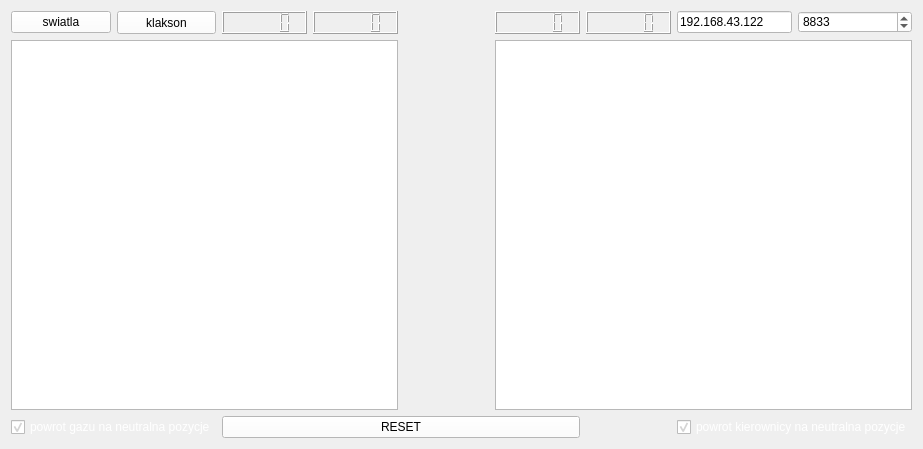
First picture: the form in pilot/pilotwindow.ui, repository cyniu88/QT_kurs, before the edit.
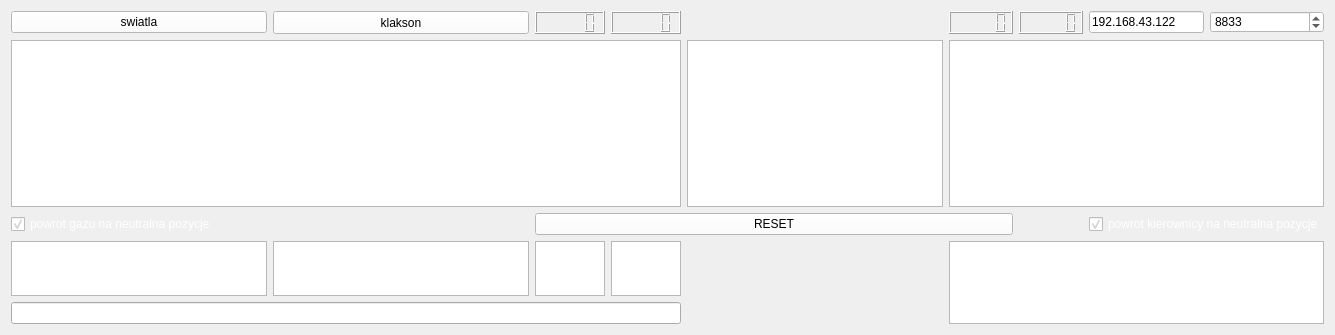
Second picture: the form after the edit. Icons and pictures are not drawn.

What changed in the file:
```diff
--- a/pilot/pilotwindow.ui
+++ b/pilot/pilotwindow.ui
@@ -6,8 +6,8 @@
    <rect>
     <x>0</x>
     <y>0</y>
-    <width>923</width>
-    <height>449</height>
+    <width>714</width>
+    <height>335</height>
    </rect>
   </property>
   <property name="cursor">
@@ -192,21 +192,101 @@
       </property>
      </widget>
     </item>
-    <item row="1" column="4">
-     <spacer name="verticalSpacer">
-      <property name="orientation">
-       <enum>Qt::Vertical</enum>
+    <item row="3" column="2">
+     <widget class="QGraphicsView" name="graphicsView_C">
+      <property name="sizePolicy">
+       <sizepolicy hsizetype="Expanding" vsizetype="Ignored">
+        <horstretch>0</horstretch>
+        <verstretch>0</verstretch>
+       </sizepolicy>
       </property>
-      <property name="sizeType">
-       <enum>QSizePolicy::MinimumExpanding</enum>
+      <property name="horizontalScrollBarPolicy">
+       <enum>Qt::ScrollBarAlwaysOff</enum>
       </property>
-      <property name="sizeHint" stdset="0">
+     </widget>
+    </item>
+    <item row="3" column="3">
+     <widget class="QGraphicsView" name="graphicsView_D">
+      <property name="sizePolicy">
+       <sizepolicy hsizetype="Expanding" vsizetype="Ignored">
+        <horstretch>0</horstretch>
+        <verstretch>0</verstretch>
+       </sizepolicy>
+      </property>
+      <property name="horizontalScrollBarPolicy">
+       <enum>Qt::ScrollBarAlwaysOff</enum>
+      </property>
+     </widget>
+    </item>
+    <item row="3" column="0">
+     <widget class="QGraphicsView" name="graphicsView_A">
+      <property name="sizePolicy">
+       <sizepolicy hsizetype="Minimum" vsizetype="Maximum">
+        <horstretch>0</horstretch>
+        <verstretch>0</verstretch>
+       </sizepolicy>
+      </property>
+      <property name="maximumSize">
        <size>
-        <width>2</width>
-        <height>2</height>
+        <width>16777215</width>
+        <height>55</height>
        </size>
       </property>
-     </spacer>
+      <property name="verticalScrollBarPolicy">
+       <enum>Qt::ScrollBarAlwaysOff</enum>
+      </property>
+      <property name="horizontalScrollBarPolicy">
+       <enum>Qt::ScrollBarAlwaysOff</enum>
+      </property>
+      <property name="sizeAdjustPolicy">
+       <enum>QAbstractScrollArea::AdjustIgnored</enum>
+      </property>
+     </widget>
+    </item>
+    <item row="3" column="1">
+     <widget class="QGraphicsView" name="graphicsView_B">
+      <property name="sizePolicy">
+       <sizepolicy hsizetype="Minimum" vsizetype="Ignored">
+        <horstretch>0</horstretch>
+        <verstretch>0</verstretch>
+       </sizepolicy>
+      </property>
+      <property name="verticalScrollBarPolicy">
+       <enum>Qt::ScrollBarAlwaysOff</enum>
+      </property>
+      <property name="horizontalScrollBarPolicy">
+       <enum>Qt::ScrollBarAlwaysOff</enum>
+      </property>
+     </widget>
+    </item>
+    <item row="1" column="4">
+     <widget class="QGraphicsView" name="graphicsView_barH">
+      <property name="sizePolicy">
+       <sizepolicy hsizetype="Minimum" vsizetype="Expanding">
+        <horstretch>0</horstretch>
+        <verstretch>0</verstretch>
+       </sizepolicy>
+      </property>
+      <property name="horizontalScrollBarPolicy">
+       <enum>Qt::ScrollBarAlwaysOff</enum>
+      </property>
+     </widget>
+    </item>
+    <item row="4" column="0" colspan="4">
+     <widget class="QLineEdit" name="infoTxt"/>
+    </item>
+    <item row="3" column="5" rowspan="2" colspan="4">
+     <widget class="QGraphicsView" name="graphicsView_barV">
+      <property name="sizePolicy">
+       <sizepolicy hsizetype="Expanding" vsizetype="Ignored">
+        <horstretch>0</horstretch>
+        <verstretch>0</verstretch>
+       </sizepolicy>
+      </property>
+      <property name="horizontalScrollBarPolicy">
+       <enum>Qt::ScrollBarAlwaysOff</enum>
+      </property>
+     </widget>
     </item>
    </layout>
   </widget>
```
